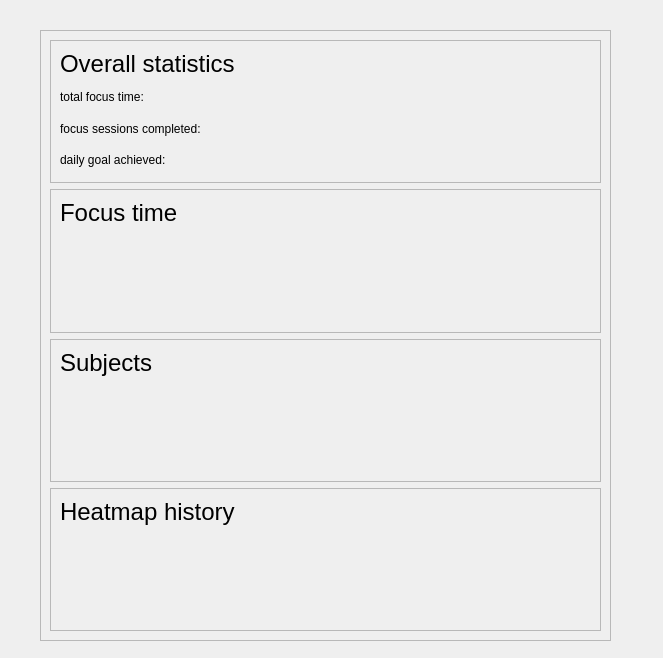
Qt form ui/statistics.ui (dop14/monkmode) before a commit.
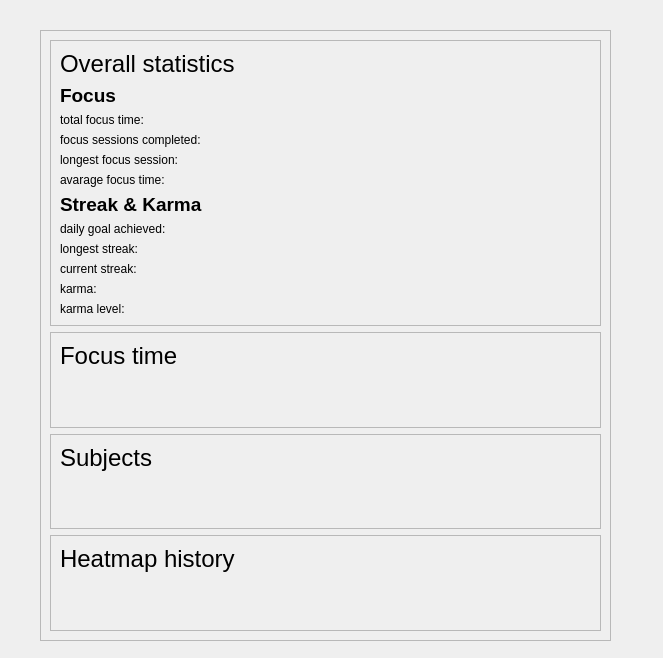
The same form after that commit.

Patch:
```diff
--- a/ui/statistics.ui
+++ b/ui/statistics.ui
@@ -69,7 +69,20 @@
          </widget>
         </item>
         <item>
-         <widget class="QLabel" name="label_2">
+         <widget class="QLabel" name="focus_label">
+          <property name="font">
+           <font>
+            <pointsize>14</pointsize>
+            <bold>true</bold>
+           </font>
+          </property>
+          <property name="text">
+           <string>Focus</string>
+          </property>
+         </widget>
+        </item>
+        <item>
+         <widget class="QLabel" name="total_focus_time">
           <property name="text">
            <string>total focus time:</string>
           </property>
@@ -83,12 +96,67 @@
          </widget>
         </item>
         <item>
-         <widget class="QLabel" name="label_10">
+         <widget class="QLabel" name="longest_focus_session">
+          <property name="text">
+           <string>longest focus session:</string>
+          </property>
+         </widget>
+        </item>
+        <item>
+         <widget class="QLabel" name="avarage_focus_time">
+          <property name="text">
+           <string>avarage focus time:</string>
+          </property>
+         </widget>
+        </item>
+        <item>
+         <widget class="QLabel" name="streak_and_karma_label">
+          <property name="font">
+           <font>
+            <pointsize>14</pointsize>
+            <bold>true</bold>
+           </font>
+          </property>
+          <property name="text">
+           <string>Streak &amp; Karma</string>
+          </property>
+         </widget>
+        </item>
+        <item>
+         <widget class="QLabel" name="daily_goal_achieved">
           <property name="text">
            <string>daily goal achieved:</string>
           </property>
          </widget>
         </item>
+        <item>
+         <widget class="QLabel" name="longest_streak">
+          <property name="text">
+           <string>longest streak:</string>
+          </property>
+         </widget>
+        </item>
+        <item>
+         <widget class="QLabel" name="current_streak">
+          <property name="text">
+           <string>current streak:</string>
+          </property>
+         </widget>
+        </item>
+        <item>
+         <widget class="QLabel" name="karma">
+          <property name="text">
+           <string>karma:</string>
+          </property>
+         </widget>
+        </item>
+        <item>
+         <widget class="QLabel" name="karma_level">
+          <property name="text">
+           <string>karma level:</string>
+          </property>
+         </widget>
+        </item>
        </layout>
       </widget>
      </item>
```
Left out of the diff: 2 changed lines with no effect on the pictures.
